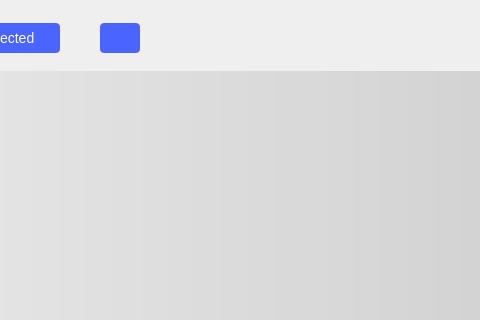
Before: the Qt Designer form ui/logic_analyzer.ui in analogdevicesinc/scopy, drawn with Qt 5; both pictures show x 370 to 850 and y 0 to 320 of the 1419 by 778 pixel window.
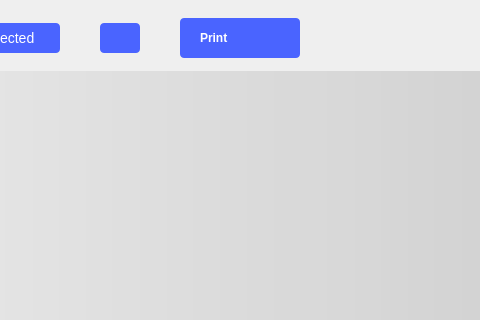
After: the same form once the commit is applied. Icons and pictures are not drawn. Custom widgets are drawn as their Qt base class.

Commit message: LogicAnalyzer: add print functionality

The edit to the form file:
```diff
--- a/ui/logic_analyzer.ui
+++ b/ui/logic_analyzer.ui
@@ -249,6 +249,41 @@
           </property>
          </widget>
         </item>
+        <item>
+         <widget class="QPushButton" name="btnPrint">
+          <property name="styleSheet">
+           <string notr="true">
+QPushButton {
+  width: 80px;
+  height: 40px;
+
+  text-align: left;
+  font-weight: bold;
+  padding-left: 20px;
+  padding-right: 20px;
+  qproperty-text: &quot;Print&quot;;
+
+  border-radius: 4px;
+
+  background-color: #4a64ff;
+  color: #ffffff;
+
+}
+
+QPushButton:pressed {
+  background-color: #2a44df;
+}
+
+QPushButton:hover {
+	background-color: #4a34ff;
+}
+</string>
+          </property>
+          <property name="text">
+           <string>Print</string>
+          </property>
+         </widget>
+        </item>
         <item>
          <spacer name="horizontalSpacer">
           <property name="orientation">
```
Left out of the diff: 16 changed lines with no effect on the pictures. The commit also changes 1 other file.
